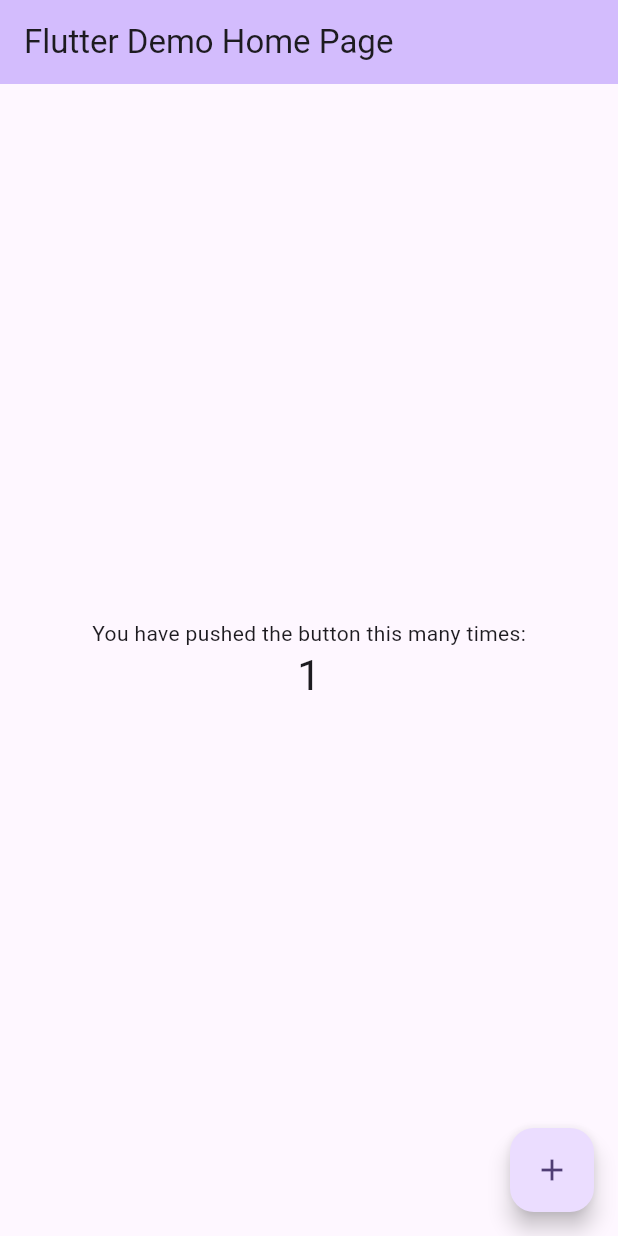
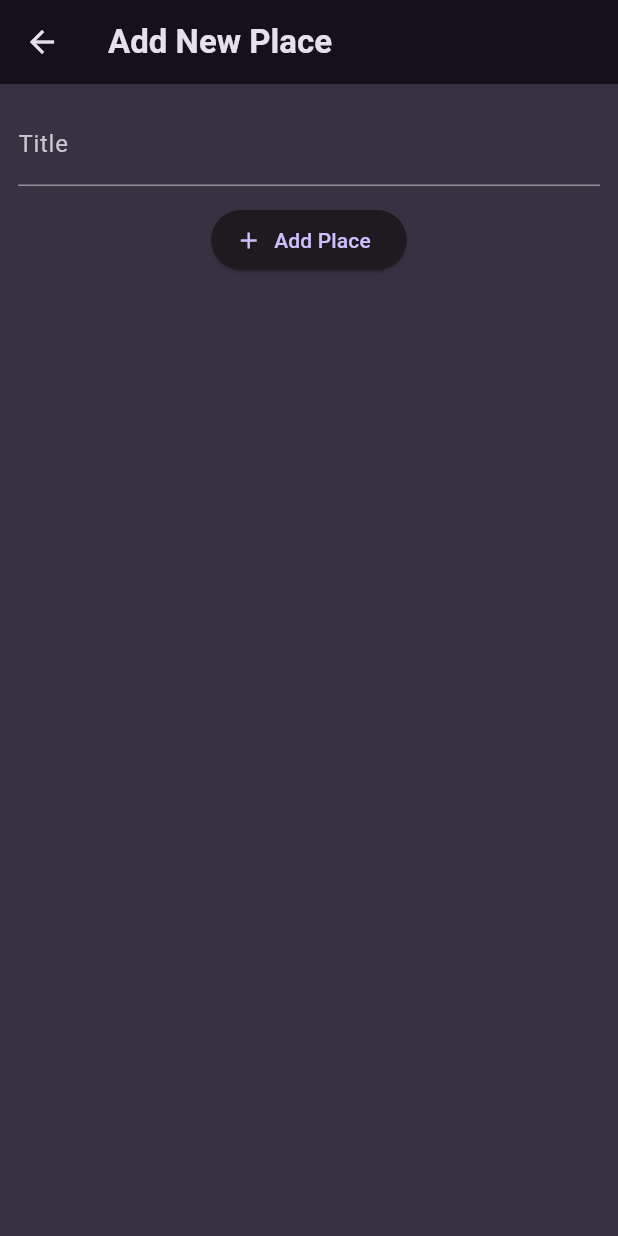
Before and after one commit to shacos/flutter_favorite_places, a Flutter app: the screen it shows after launch, after a tap on the "add" icon, on a phone screen of 412 x 824 dp. Run offline on Flutter 3.47's test engine with Material 3 defaults, Android fonts, the phone set to English and light mode, and no system bars; our stand-ins replace flutter_riverpod, google_fonts.

Commit message:
finished lecture 239

```diff
--- a/lib/main.dart
+++ b/lib/main.dart
@@ -1,125 +1,45 @@
 import 'package:flutter/material.dart';
+import 'package:google_fonts/google_fonts.dart';
+
+import 'package:favorite_places/screens/places.dart';
+
+final colorScheme = ColorScheme.fromSeed(
+  brightness: Brightness.dark,
+  seedColor: const Color.fromARGB(255, 102, 6, 247),
+  background: const Color.fromARGB(255, 56, 49, 66),
+);
+
+final theme = ThemeData().copyWith(
+  scaffoldBackgroundColor: colorScheme.background,
+  colorScheme: colorScheme,
+  textTheme: GoogleFonts.ubuntuCondensedTextTheme().copyWith(
+    titleSmall: GoogleFonts.ubuntuCondensed(
+      fontWeight: FontWeight.bold,
+    ),
+    titleMedium: GoogleFonts.ubuntuCondensed(
+      fontWeight: FontWeight.bold,
+    ),
+    titleLarge: GoogleFonts.ubuntuCondensed(
+      fontWeight: FontWeight.bold,
+    ),
+  ),
+);
 
 void main() {
-  runApp(const MyApp());
+  runApp(
+    const MyApp(),
+  );
 }
 
 class MyApp extends StatelessWidget {
-  const MyApp({super.key});
+  const MyApp({Key? key}) : super(key: key);
 
-  // This widget is the root of your application.
   @override
   Widget build(BuildContext context) {
     return MaterialApp(
-      title: 'Flutter Demo',
-      theme: ThemeData(
-        // This is the theme of your application.
-        //
-        // TRY THIS: Try running your application with "flutter run". You'll see
-        // the application has a purple toolbar. Then, without quitting the app,
-        // try changing the seedColor in the colorScheme below to Colors.green
-        // and then invoke "hot reload" (save your changes or press the "hot
-        // reload" button in a Flutter-supported IDE, or press "r" if you used
-        // the command line to start the app).
-        //
-        // Notice that the counter didn't reset back to zero; the application
-        // state is not lost during the reload. To reset the state, use hot
-        // restart instead.
-        //
-        // This works for code too, not just values: Most code changes can be
-        // tested with just a hot reload.
-        colorScheme: ColorScheme.fromSeed(seedColor: Colors.deepPurple),
-        useMaterial3: true,
-      ),
-      home: const MyHomePage(title: 'Flutter Demo Home Page'),
+      title: 'Great Places',
+      theme: theme,
+      home: const PlacesScreen(),
     );
   }
 }
-
-class MyHomePage extends StatefulWidget {
-  const MyHomePage({super.key, required this.title});
-
-  // This widget is the home page of your application. It is stateful, meaning
-  // that it has a State object (defined below) that contains fields that affect
-  // how it looks.
-
-  // This class is the configuration for the state. It holds the values (in this
-  // case the title) provided by the parent (in this case the App widget) and
-  // used by the build method of the State. Fields in a Widget subclass are
-  // always marked "final".
-
-  final String title;
-
-  @override
-  State<MyHomePage> createState() => _MyHomePageState();
-}
-
-class _MyHomePageState extends State<MyHomePage> {
-  int _counter = 0;
-
-  void _incrementCounter() {
-    setState(() {
-      // This call to setState tells the Flutter framework that something has
-      // changed in this State, which causes it to rerun the build method below
-      // so that the display can reflect the updated values. If we changed
-      // _counter without calling setState(), then the build method would not be
-      // called again, and so nothing would appear to happen.
-      _counter++;
-    });
-  }
-
-  @override
-  Widget build(BuildContext context) {
-    // This method is rerun every time setState is called, for instance as done
-    // by the _incrementCounter method above.
-    //
-    // The Flutter framework has been optimized to make rerunning build methods
-    // fast, so that you can just rebuild anything that needs updating rather
-    // than having to individually change instances of widgets.
-    return Scaffold(
-      appBar: AppBar(
-        // TRY THIS: Try changing the color here to a specific color (to
-        // Colors.amber, perhaps?) and trigger a hot reload to see the AppBar
-        // change color while the other colors stay the same.
-        backgroundColor: Theme.of(context).colorScheme.inversePrimary,
-        // Here we take the value from the MyHomePage object that was created by
-        // the App.build method, and use it to set our appbar title.
-        title: Text(widget.title),
-      ),
-      body: Center(
-        // Center is a layout widget. It takes a single child and positions it
-        // in the middle of the parent.
-        child: Column(
-          // Column is also a layout widget. It takes a list of children and
-          // arranges them vertically. By default, it sizes itself to fit its
-          // children horizontally, and tries to be as tall as its parent.
-          //
-          // Column has various properties to control how it sizes itself and
-          // how it positions its children. Here we use mainAxisAlignment to
-          // center the children vertically; the main axis here is the vertical
-          // axis because Columns are vertical (the cross axis would be
-          // horizontal).
-          //
-          // TRY THIS: Invoke "debug painting" (choose the "Toggle Debug Paint"
-          // action in the IDE, or press "p" in the console), to see the
-          // wireframe for each widget.
-          mainAxisAlignment: MainAxisAlignment.center,
-          children: <Widget>[
-            const Text(
-              'You have pushed the button this many times:',
-            ),
-            Text(
-              '$_counter',
-              style: Theme.of(context).textTheme.headlineMedium,
-            ),
-          ],
-        ),
-      ),
-      floatingActionButton: FloatingActionButton(
-        onPressed: _incrementCounter,
-        tooltip: 'Increment',
-        child: const Icon(Icons.add),
-      ), // This trailing comma makes auto-formatting nicer for build methods.
-    );
-  }
-}
--- /dev/null
+++ b/lib/models/place.dart
@@ -0,0 +1,12 @@
+import 'package:uuid/uuid.dart';
+
+const uuid = Uuid();
+
+class Place {
+  Place({
+    required this.title,
+  }) : id = uuid.v4();
+
+  final String id;
+  final String title;
+}
--- /dev/null
+++ b/lib/providers/favorite_places_provider.dart
@@ -0,0 +1,12 @@
+import 'package:flutter_riverpod/flutter_riverpod.dart';
+
+import 'package:favorite_places/models/place.dart';
+
+class FavoritePlacesNotifier extends StateNotifier<List<Place>> {
+  FavoritePlacesNotifier() : super([]);
+}
+
+final favoritePlacesProvider =
+    StateNotifierProvider<FavoritePlacesNotifier, List<Place>>(
+  (ref) => FavoritePlacesNotifier(),
+);
--- /dev/null
+++ b/lib/screens/add_place.dart
@@ -0,0 +1,53 @@
+import 'package:flutter/material.dart';
+
+class AddPlaceScreen extends StatefulWidget {
+  const AddPlaceScreen({super.key});
+
+  @override
+  State<AddPlaceScreen> createState() {
+    return _AddPlaceScreenState();
+  }
+}
+
+class _AddPlaceScreenState extends State<AddPlaceScreen> {
+  final _formKey = GlobalKey<FormState>();
+  var _enteredTitle = '';
+
+  @override
+  Widget build(BuildContext context) {
+    return Scaffold(
+      appBar: AppBar(
+        title: const Text('Add New Place'),
+      ),
+      body: SingleChildScrollView(
+        padding: const EdgeInsets.all(12),
+        child: Form(
+            child: Column(
+          children: [
+            TextFormField(
+              decoration: const InputDecoration(
+                label: Text('Title'),
+              ),
+              validator: (value) {
+                if (value == null || value.isEmpty) {
+                  return 'Title must not be empty.';
+                }
+                return null;
+              },
+              onChanged: (value) => _enteredTitle = value,
+              style: TextStyle(
+                color: Theme.of(context).colorScheme.onBackground,
+              ),
+            ),
+            const SizedBox(height: 12),
+            ElevatedButton.icon(
+              onPressed: () {},
+              icon: const Icon(Icons.add),
+              label: const Text('Add Place'),
+            ),
+          ],
+        )),
+      ),
+    );
+  }
+}
--- /dev/null
+++ b/lib/screens/places.dart
@@ -0,0 +1,38 @@
+import 'package:favorite_places/screens/add_place.dart';
+import 'package:flutter/material.dart';
+import 'package:flutter_riverpod/flutter_riverpod.dart';
+
+import 'package:favorite_places/widgets/places_list.dart';
+
+class PlacesScreen extends ConsumerWidget {
+  const PlacesScreen({super.key});
+
+  @override
+  Widget build(BuildContext context, WidgetRef ref) {
+    return Scaffold(
+      appBar: AppBar(
+        title: Text(
+          'Your Places',
+          style: Theme.of(context).textTheme.titleLarge!.copyWith(
+                color: Theme.of(context).colorScheme.primary,
+              ),
+        ),
+        actions: [
+          IconButton(
+            onPressed: () {
+              Navigator.of(context).push(
+                MaterialPageRoute(
+                  builder: (ctx) => const AddPlaceScreen(),
+                ),
+              );
+            },
+            icon: const Icon(Icons.add),
+          ),
+        ],
+      ),
+      body: PlacesList(
+        places: [],
+      ),
+    );
+  }
+}
--- /dev/null
+++ b/lib/widgets/places_list.dart
@@ -0,0 +1,38 @@
+import 'package:flutter/material.dart';
+
+import 'package:favorite_places/models/place.dart';
+
+class PlacesList extends StatelessWidget {
+  const PlacesList({
+    super.key,
+    required this.places,
+  });
+
+  final List<Place> places;
+
+  @override
+  Widget build(BuildContext context) {
+    if (places.isEmpty) {
+      return Center(
+        child: Text(
+          'No places added yet.',
+          style: Theme.of(context).textTheme.bodyLarge!.copyWith(
+                color: Theme.of(context).colorScheme.onBackground,
+              ),
+        ),
+      );
+    }
+
+    return ListView.builder(
+      itemCount: places.length,
+      itemBuilder: (ctx, index) => ListTile(
+        title: Text(
+          places[index].title,
+          style: Theme.of(context).textTheme.titleMedium!.copyWith(
+                color: Theme.of(context).colorScheme.onBackground,
+              ),
+        ),
+      ),
+    );
+  }
+}
--- a/pubspec.yaml
+++ b/pubspec.yaml
@@ -35,6 +35,9 @@ dependencies:
   # The following adds the Cupertino Icons font to your application.
   # Use with the CupertinoIcons class for iOS style icons.
   cupertino_icons: ^1.0.6
+  google_fonts: ^6.2.1
+  flutter_riverpod: ^2.5.1
+  uuid: ^4.4.0
 
 dev_dependencies:
   flutter_test:
```
Also changed, not shown: pubspec.lock, 7 other files.
